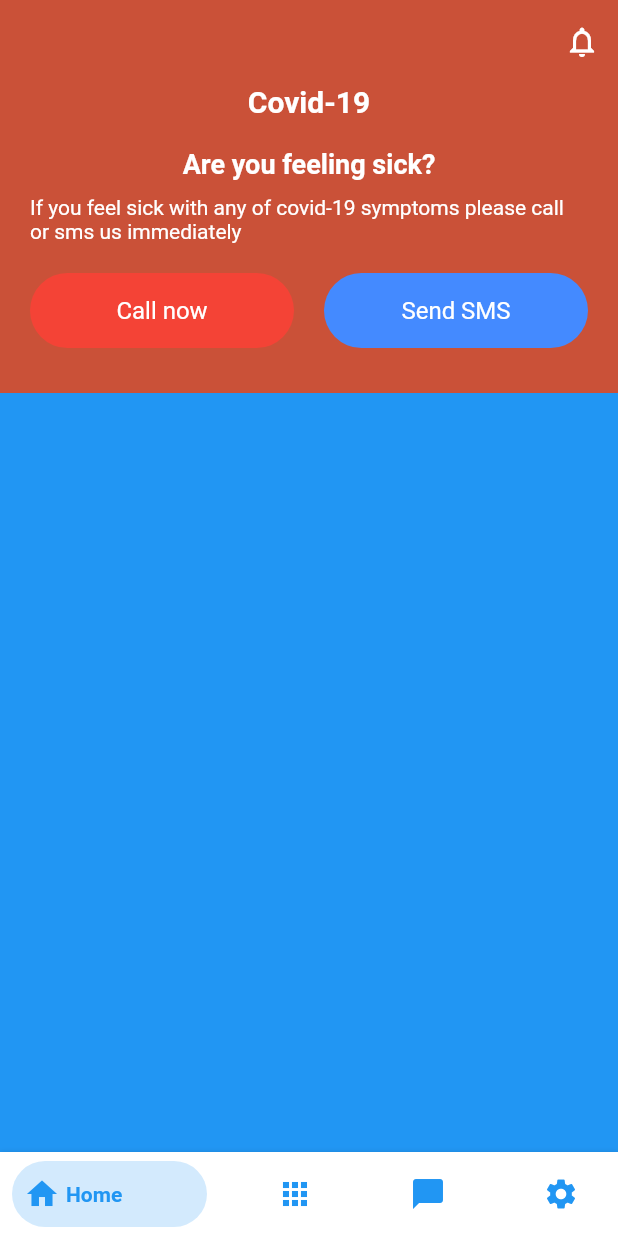
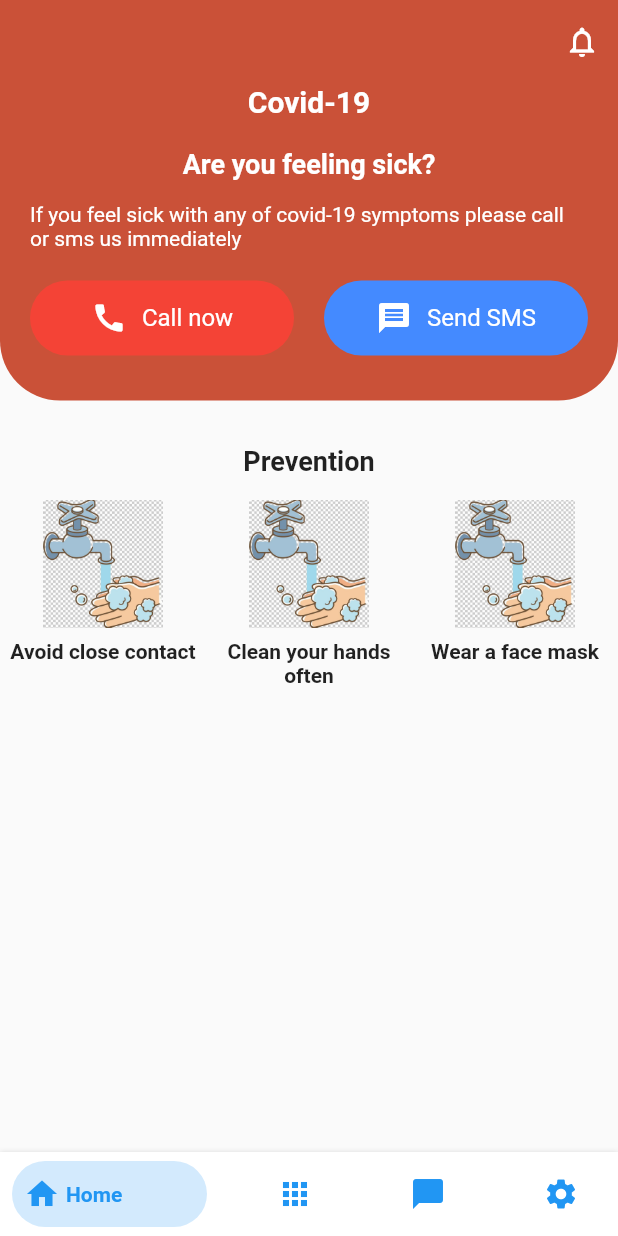
Before and after one commit to muk-y/Corona-Tracker, a Flutter app: the MainPage screen opened directly, on a phone screen of 412 x 824 dp. Run offline on Flutter 3.47's test engine with Material 2 defaults, Android fonts, the light colour scheme and no system bars; our stand-ins replace shared_preferences; accounts and stored records are empty.

Commit message:
Prevention list shown

```diff
--- a/lib/modules/home/home.dart
+++ b/lib/modules/home/home.dart
@@ -9,10 +9,21 @@ class _HomeState extends State<Home> {
   @override
   Widget build(BuildContext context) {
     return Container(
-      child: Column(
-          crossAxisAlignment: CrossAxisAlignment.start,
+      child: ListView(
+          // crossAxisAlignment: CrossAxisAlignment.start,
           children: <Widget>[
-            Container(
+            _getHeaderView(),
+            SizedBox(height: 30),
+            _getPreventionView(),
+            Expanded(
+              child: Container(),
+            )
+          ]),
+    );
+  }
+
+  Widget _getHeaderView() {
+    return Container(
       padding: EdgeInsets.symmetric(horizontal: 20),
       child: Column(
         children: <Widget>[
@@ -35,7 +46,7 @@ class _HomeState extends State<Home> {
               fontSize: 18,
             ),
           ),
-                  SizedBox(height: 10),
+          SizedBox(height: 15),
           Text(
             'If you feel sick with any of covid-19 symptoms please call or sms us immediately',
             textAlign: TextAlign.left,
@@ -53,10 +64,19 @@ class _HomeState extends State<Home> {
                   child: Container(
                     alignment: Alignment.center,
                     height: 50,
-                            child: Text(
+                    child: Row(
+                      mainAxisAlignment: MainAxisAlignment.center,
+                      children: <Widget>[
+                        Icon(
+                          Icons.call,
+                          color: Colors.white,
+                        ),
+                        SizedBox(width: 10),
+                        Text(
                           'Call now',
-                              style:
-                                  TextStyle(color: Colors.white, fontSize: 16),
+                          style: TextStyle(color: Colors.white, fontSize: 16),
+                        ),
+                      ],
                     ),
                     decoration: BoxDecoration(
                         color: Colors.red,
@@ -68,10 +88,19 @@ class _HomeState extends State<Home> {
                   child: Container(
                     alignment: Alignment.center,
                     height: 50,
-                            child: Text(
+                    child: Row(
+                      mainAxisAlignment: MainAxisAlignment.center,
+                      children: <Widget>[
+                        Icon(
+                          Icons.message,
+                          color: Colors.white,
+                        ),
+                        SizedBox(width: 10),
+                        Text(
                           'Send SMS',
-                              style:
-                                  TextStyle(color: Colors.white, fontSize: 16),
+                          style: TextStyle(color: Colors.white, fontSize: 16),
+                        ),
+                      ],
                     ),
                     decoration: BoxDecoration(
                         color: Colors.blueAccent,
@@ -84,12 +113,64 @@ class _HomeState extends State<Home> {
           SizedBox(height: 30)
         ],
       ),
-              decoration: BoxDecoration(color: Theme.of(context).primaryColor),
+      decoration: BoxDecoration(
+          color: Theme.of(context).primaryColor,
+          borderRadius: BorderRadius.only(
+              bottomLeft: Radius.circular(40),
+              bottomRight: Radius.circular(40))),
+    );
+  }
+
+  Widget _getPreventionView() {
+    double _cellHeight = (MediaQuery.of(context).size.width - 30) / 3;
+    var preventionList = [
+      {'image': 'images/wash_hands.png', 'msg': 'Avoid close contact'},
+      {'image': 'images/wash_hands.png', 'msg': 'Clean your hands often'},
+      {'image': 'images/wash_hands.png', 'msg': 'Wear a face mask'},
+    ].toList();
+    return Column(
+      children: <Widget>[
+        Container(
+          padding: EdgeInsets.symmetric(horizontal: 20),
+          child: Text(
+            'Prevention',
+            style: TextStyle(fontWeight: FontWeight.bold, fontSize: 18),
           ),
-            Expanded(
-              child: Container(color: Colors.blue),
+        ),
+        SizedBox(
+          height: 15,
+        ),
+        Container(
+          height: _cellHeight,
+          child: ListView.builder(
+              scrollDirection: Axis.horizontal,
+              shrinkWrap: true,
+              itemBuilder: (context, index) {
+                return Container(
+                  margin: EdgeInsets.symmetric(horizontal: 5),
+                  width: _cellHeight,
+                  child: Column(children: <Widget>[
+                    Image.asset(
+                      preventionList[index]['image'],
+                      width: _cellHeight - 42,
+                      height: _cellHeight - 42,
+                    ),
+                    SizedBox(height: 8),
+                    Text(
+                      preventionList[index]['msg'],
+                      maxLines: 2,
+                      textAlign: TextAlign.center,
+                      style: TextStyle(
+                        fontWeight: FontWeight.bold
+                      ),
                     )
                   ]),
                 );
+              },
+              itemCount: preventionList.length,
+          )
+        )
+      ]
+    );
   }
 }
```
Lines whose indentation alone changed are shown as unchanged.
